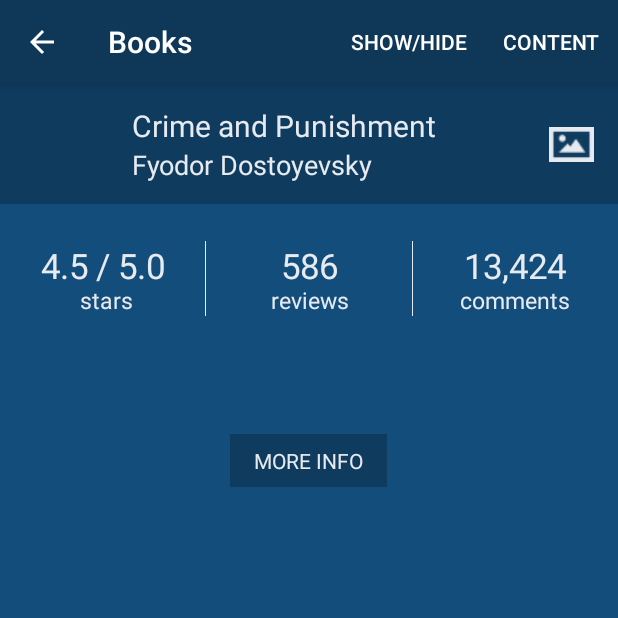
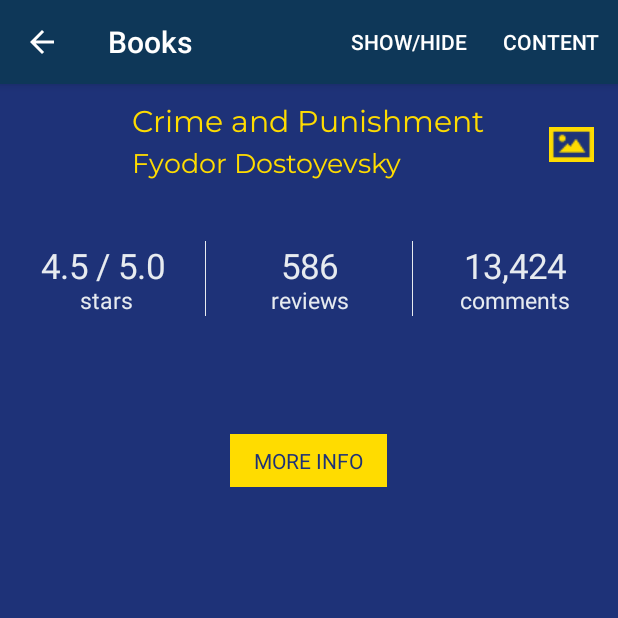
Before and after one commit to Clairehere/WinStateApp, an Android app: the fragment BookFragment placed in its activity, on a phone screen of 412 x 824 dp, the top half of it. Run offline under Robolectric (Android 15) with nearby library versions, the phone set to English and light mode, and no system bars; our stand-ins replace Firebase (no records; nobody signed in at launch, a user with empty details on screens opened directly); libraries missing offline, so code that uses them is left out: com.facebook.drawee, com.facebook.imagepipeline, com.telenav.expandablepager; plain views replace ExpandablePager, SimpleDraweeView; pictures from the network do not load; 12 statements that could not run were skipped.

Commit message:
ajout article ajout theme design

```diff
--- a/app/src/main/res/layout/header.xml
+++ b/app/src/main/res/layout/header.xml
@@ -4,15 +4,15 @@
     xmlns:tools="http://schemas.android.com/tools"
     android:id="@+id/header_container"
     android:layout_width="match_parent"
-    android:background="@color/colorHeader"
     android:layout_height="@dimen/header_height"
+    android:background="@color/bleuWin"
     android:clipChildren="false">
 
     <com.facebook.drawee.view.SimpleDraweeView
         android:id="@+id/header_img"
         android:layout_width="@dimen/header_height"
         android:layout_height="@dimen/header_height"
-        app:actualImageScaleType="fitCenter"/>
+        app:actualImageScaleType="fitCenter" />
 
     <LinearLayout
         android:layout_width="wrap_content"
@@ -27,16 +27,18 @@
             android:layout_width="wrap_content"
             android:layout_height="wrap_content"
             android:text="Crime and Punishment"
-            android:textColor="@color/colorText"
-            android:textSize="20sp" />
+            android:textColor="@color/yellowWin"
+            android:textSize="20sp"
+            app:fontFamily="@font/montserrat" />
 
         <TextView
             android:id="@+id/header_subtitle"
             android:layout_width="wrap_content"
             android:layout_height="wrap_content"
             android:text="Fyodor Dostoyevsky"
-            android:textColor="@color/colorText"
-            android:textSize="18sp" />
+            android:textColor="@color/yellowWin"
+            android:textSize="18sp"
+            app:fontFamily="@font/montserrat" />
     </LinearLayout>
 
     <ImageView
@@ -44,9 +46,9 @@
         android:layout_width="@dimen/header_button_size"
         android:layout_height="@dimen/header_button_size"
         android:layout_alignParentEnd="true"
+        android:layout_marginEnd="16dp"
         android:layout_marginTop="25dp"
-        android:layout_marginEnd="16dp"
         android:scaleType="fitCenter"
         android:src="@drawable/gallery"
-        android:tint="@color/colorText" />
+        android:tint="@color/yellowWin" />
 </RelativeLayout>
--- a/app/src/main/res/layout/page.xml
+++ b/app/src/main/res/layout/page.xml
@@ -4,12 +4,11 @@
     xmlns:tools="http://schemas.android.com/tools"
     android:layout_width="match_parent"
     android:layout_height="match_parent"
-    android:background="@color/colorShade1"
+    android:background="@color/bleuWin"
     android:orientation="vertical">
 
 
-    <include
-        layout="@layout/header" />
+    <include layout="@layout/header" />
 
     <LinearLayout
         android:id="@+id/second_container"
@@ -87,7 +86,7 @@
         android:layout_width="match_parent"
         android:layout_height="wrap_content"
         android:padding="@dimen/activity_horizontal_margin"
-        android:textColor="@color/colorText"
+        android:textColor="@color/yellowWin"
         android:textSize="15sp"
         tools:text="Crime and Punishment (Russian: Преступлéние и наказáние, tr. Prestupleniye i nakazaniye; IPA: [prʲɪstʊˈplʲenʲɪɪ ɪ nəkɐˈzanʲɪɪ]) is a novel by the Russian author Fyodor Dostoyevsky. It was first published in the literary journal The Russian Messenger in twelve monthly installments during 1866.[1] It was later published in a single volume. It is the second of Dostoyevsky's full-length novels following his return from 10 years of exile in Siberia. Crime and Punishment is considered the first great novel of his \'mature\' period of writing.[2]" />
 
@@ -95,12 +94,12 @@
         android:layout_width="wrap_content"
         android:layout_height="wrap_content"
         android:layout_gravity="center_horizontal"
-        android:background="@color/colorHeader"
+        android:background="@color/yellowWin"
         android:paddingBottom="8dp"
         android:paddingEnd="16dp"
         android:paddingStart="16dp"
         android:paddingTop="8dp"
         android:text="more info"
         android:textAllCaps="true"
-        android:textColor="@color/colorText" />
+        android:textColor="@color/bleuWin" />
 </LinearLayout>
```
Also changed, not shown: app/src/main/java/com/example/wilder/winstateapp/AddArticleActivity.java (+45 -2 lines), app/src/main/java/com/example/wilder/winstateapp/VideoModel.java (+20 -0 lines), app/src/main/res/layout/activity_add_article.xml (+80 -12 lines), app/src/main/res/layout/cell.xml (+10 -8 lines).
